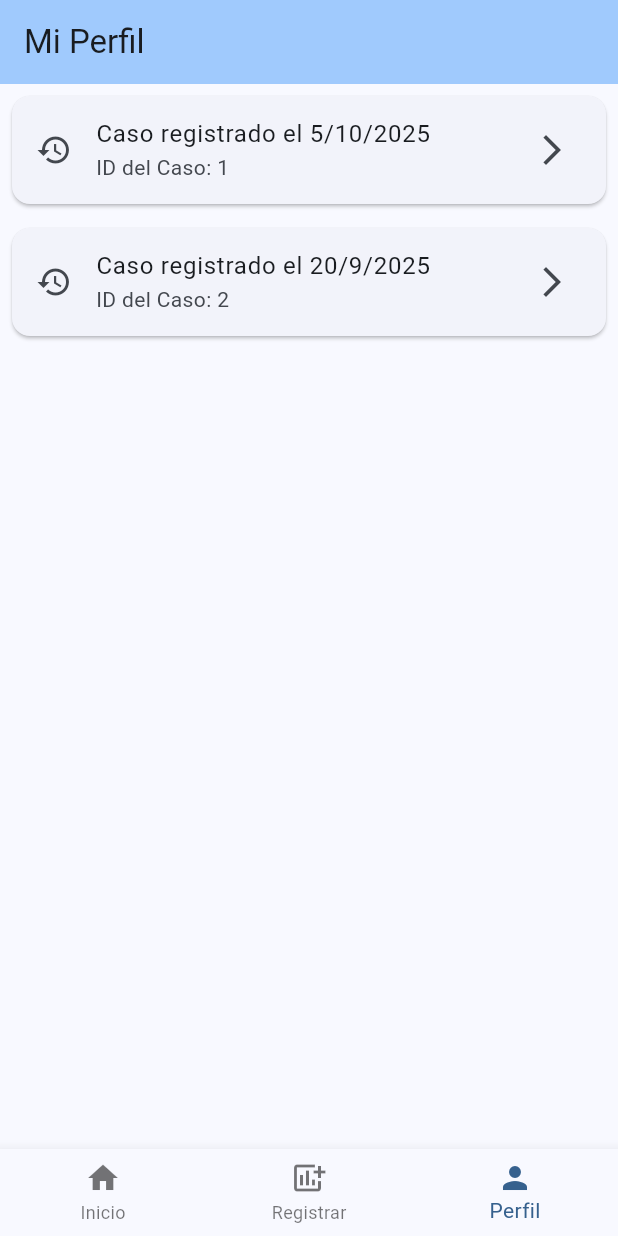
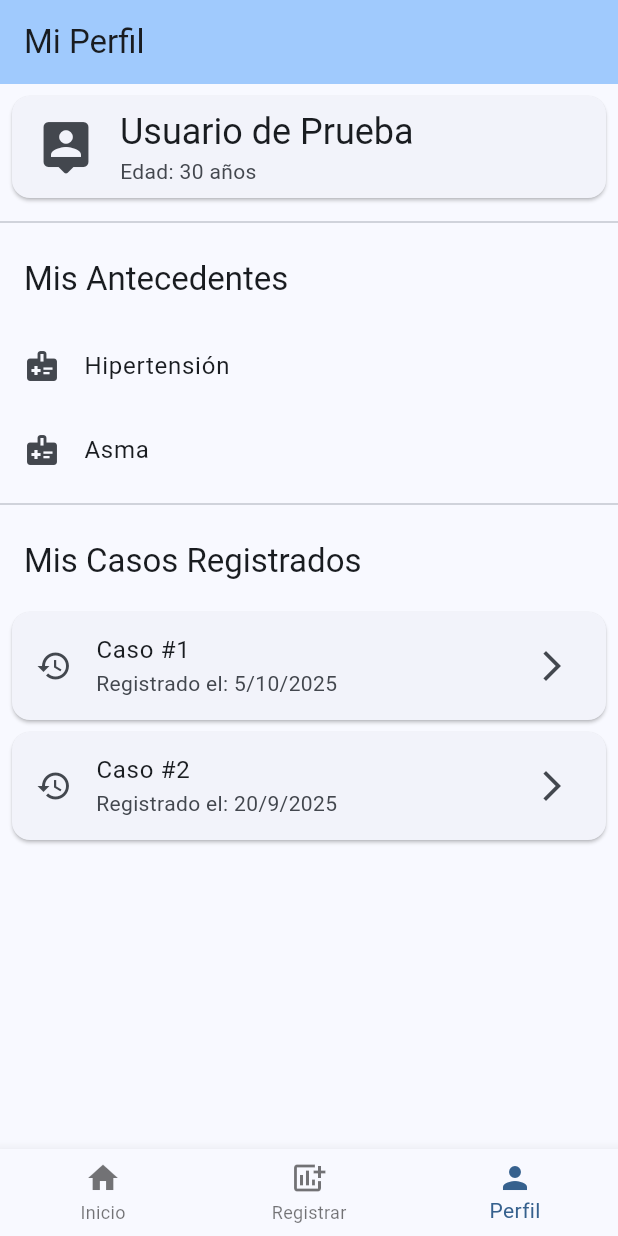
Before and after one commit to carlosrs14/hackathon-app, a Flutter app: the screen it shows after launch, item 3 of the bottom bar chosen, on a phone screen of 412 x 824 dp. Run offline on Flutter 3.47's test engine with Material 3 defaults, Android fonts, the phone set to English and light mode, and no system bars; our stand-ins replace sqflite; accounts and stored records are empty.

Commit message:
adding providers

```diff
--- /dev/null
+++ b/lib/providers/event_provider.dart
@@ -0,0 +1,30 @@
+import 'dart:developer';
+
+import 'package:flutter/material.dart';
+import 'package:hackatonapp/models/evento.dart';
+
+class EventProvider with ChangeNotifier {
+  final List<Evento> _eventos = [
+    Evento(id: 1, usuarioId: 1, ubicacionId: 1, fecha: DateTime.now().subtract(const Duration(days: 5))),
+    Evento(id: 2, usuarioId: 1, ubicacionId: 1, fecha: DateTime.now().subtract(const Duration(days: 20))),
+  ];
+
+  List<Evento> get eventos => _eventos;
+
+  // In a real app, this would save to the database
+  void addEvent(Map<int, bool> answers) {
+    final newEvent = Evento(
+      id: _eventos.length + 1,
+      usuarioId: 1, // Dummy user ID
+      ubicacionId: 1, // Dummy location ID
+      fecha: DateTime.now(),
+    );
+    _eventos.add(newEvent);
+
+    // Here you would also save the symptoms to the evento_sintomas table
+    log('Event added: $newEvent');
+    log('Answers: $answers');
+
+    notifyListeners();
+  }
+}
--- /dev/null
+++ b/lib/providers/history_provider.dart
@@ -0,0 +1,31 @@
+import 'package:flutter/material.dart';
+import 'package:hackatonapp/models/antecedente.dart';
+
+class HistoryProvider with ChangeNotifier {
+  List<Antecedente> _antecedentes = [];
+
+  List<Antecedente> get antecedentes => _antecedentes;
+
+  HistoryProvider() {
+    fetchHistory();
+  }
+
+  void fetchHistory() {
+    // In a real app, this would fetch from the database
+    _antecedentes = [
+      Antecedente(id: 1, usuarioId: 1, descripcion: 'Hipertensión'),
+      Antecedente(id: 2, usuarioId: 1, descripcion: 'Asma'),
+    ];
+    notifyListeners();
+  }
+
+  void addAntecedente(String descripcion) {
+    final newAntecedente = Antecedente(
+      id: _antecedentes.length + 1,
+      usuarioId: 1, // Dummy user ID
+      descripcion: descripcion,
+    );
+    _antecedentes.add(newAntecedente);
+    notifyListeners();
+  }
+}
--- /dev/null
+++ b/lib/providers/user_provider.dart
@@ -0,0 +1,18 @@
+import 'package:flutter/material.dart';
+import 'package:hackatonapp/models/usuario.dart';
+
+class UserProvider with ChangeNotifier {
+  Usuario? _usuario;
+
+  Usuario? get usuario => _usuario;
+
+  UserProvider() {
+    // In a real app, you might load the user from a saved session
+    _usuario = Usuario(id: 1, nombre: 'Usuario de Prueba', edad: 30);
+  }
+
+  void updateUser(Usuario newUser) {
+    _usuario = newUser;
+    notifyListeners();
+  }
+}
--- a/lib/screens/profile_screen.dart
+++ b/lib/screens/profile_screen.dart
@@ -1,33 +1,87 @@
 import 'package:flutter/material.dart';
-import 'package:hackatonapp/models/evento.dart'; // Assuming Evento model is available
+import 'package:hackatonapp/providers/event_provider.dart';
+import 'package:hackatonapp/providers/history_provider.dart';
+import 'package:hackatonapp/providers/user_provider.dart';
+import 'package:provider/provider.dart';
 
 class ProfileScreen extends StatelessWidget {
   const ProfileScreen({super.key});
 
   @override
   Widget build(BuildContext context) {
-    // TODO: Cargar eventos desde la base de datos
-    final List<Evento> dummyEventos = [
-      Evento(id: 1, usuarioId: 1, ubicacionId: 1, fecha: DateTime.now().subtract(const Duration(days: 5))),
-      Evento(id: 2, usuarioId: 1, ubicacionId: 1, fecha: DateTime.now().subtract(const Duration(days: 20))),
-    ];
-
-    if (dummyEventos.isEmpty) {
-      return const Center(
-        child: Text('Aún no has registrado ningún caso.'),
-      );
+    return ListView(
+      children: [
+        // --- User Info Section ---
+        Consumer<UserProvider>(
+          builder: (context, userProvider, child) {
+            final user = userProvider.usuario;
+            if (user == null) {
+              return const ListTile(title: Text('Cargando usuario...'));
             }
-
-    return ListView.builder(
-      itemCount: dummyEventos.length,
-      itemBuilder: (context, index) {
-        final evento = dummyEventos[index];
             return Card(
               margin: const EdgeInsets.all(8.0),
               child: ListTile(
+                leading: const Icon(Icons.person_pin_rounded, size: 40),
+                title: Text(user.nombre, style: Theme.of(context).textTheme.headlineSmall),
+                subtitle: Text('Edad: ${user.edad} años'),
+              ),
+            );
+          },
+        ),
+
+        const Divider(),
+
+        // --- Medical History Section ---
+        Padding(
+          padding: const EdgeInsets.all(16.0),
+          child: Text('Mis Antecedentes', style: Theme.of(context).textTheme.titleLarge),
+        ),
+        Consumer<HistoryProvider>(
+          builder: (context, historyProvider, child) {
+            final antecedentes = historyProvider.antecedentes;
+            if (antecedentes.isEmpty) {
+              return const Center(child: Padding(
+                padding: EdgeInsets.all(8.0),
+                child: Text('No hay antecedentes registrados.'),
+              ));
+            }
+            return Column(
+              children: antecedentes.map((antecedente) => ListTile(
+                leading: const Icon(Icons.medical_information),
+                title: Text(antecedente.descripcion),
+              )).toList(),
+            );
+          },
+        ),
+
+        const Divider(),
+
+        // --- Registered Events Section ---
+        Padding(
+          padding: const EdgeInsets.all(16.0),
+          child: Text('Mis Casos Registrados', style: Theme.of(context).textTheme.titleLarge),
+        ),
+        Consumer<EventProvider>(
+          builder: (context, eventProvider, child) {
+            final eventos = eventProvider.eventos;
+            if (eventos.isEmpty) {
+              return const Center(child: Padding(
+                padding: EdgeInsets.all(8.0),
+                child: Text('Aún no has registrado ningún caso.'),
+              ));
+            }
+            return ListView.builder(
+              shrinkWrap: true, // Important for nested ListViews
+              physics: const NeverScrollableScrollPhysics(), // Disable scrolling for the inner ListView
+              itemCount: eventos.length,
+              itemBuilder: (context, index) {
+                final evento = eventos[index];
+                return Card(
+                  margin: const EdgeInsets.symmetric(horizontal: 8.0, vertical: 4.0),
+                  child: ListTile(
                     leading: const Icon(Icons.history),
-            title: Text('Caso registrado el ${evento.fecha.day}/${evento.fecha.month}/${evento.fecha.year}'),
-            subtitle: Text('ID del Caso: ${evento.id}'),
+                    title: Text('Caso #${evento.id}'),
+                    subtitle: Text('Registrado el: ${evento.fecha.day}/${evento.fecha.month}/${evento.fecha.year}'),
                     trailing: const Icon(Icons.arrow_forward_ios),
                     onTap: () {
                       // TODO: Navegar a una pantalla de detalle del evento
@@ -36,5 +90,9 @@ class ProfileScreen extends StatelessWidget {
                 );
               },
             );
+          },
+        ),
+      ],
+    );
   }
 }
--- a/pubspec.yaml
+++ b/pubspec.yaml
@@ -36,6 +36,7 @@ dependencies:
   cupertino_icons: ^1.0.8
   sqflite: ^2.3.3
   path_provider: ^2.1.3
+  provider: ^6.1.2
 
 dev_dependencies:
   flutter_test:
```
Also changed, not shown: lib/helpers/database_helper.dart (+0 -7 lines), lib/main.dart (+16 -1 lines), lib/providers/symptom_provider.dart (added, +24 -0 lines), lib/screens/registration_screen.dart (+19 -20 lines), pubspec.lock. Lines whose indentation alone changed are shown as unchanged.
